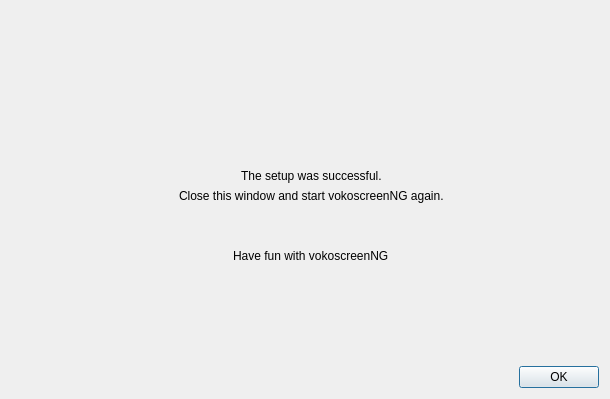
Before: the Qt Designer form src/ciscoOpenh264/QvkCiscoFinishDialog.ui in vkohaupt/vokoscreenNG, drawn with Qt 5.
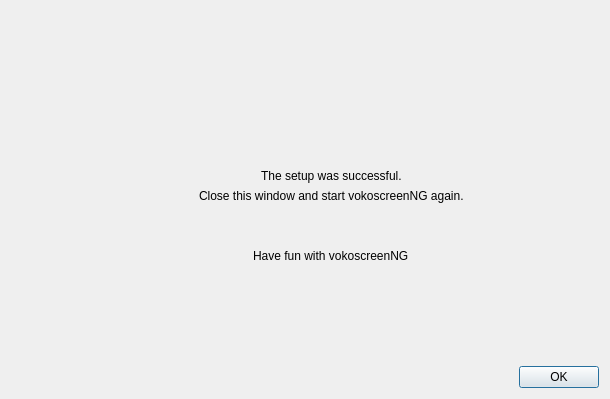
After: the same form once the commit is applied. Icons and pictures are not drawn.

Commit message: Add cisco wait dialog

Patch:
```diff
--- a/src/ciscoOpenh264/QvkCiscoFinishDialog.ui
+++ b/src/ciscoOpenh264/QvkCiscoFinishDialog.ui
@@ -28,6 +28,19 @@
          </property>
         </widget>
        </item>
+       <item>
+        <spacer name="horizontalSpacer_4">
+         <property name="orientation">
+          <enum>Qt::Horizontal</enum>
+         </property>
+         <property name="sizeHint" stdset="0">
+          <size>
+           <width>40</width>
+           <height>20</height>
+          </size>
+         </property>
+        </spacer>
+       </item>
        <item>
         <layout class="QVBoxLayout" name="verticalLayout_2">
          <item>
```
The commit also changes 4 other files.
